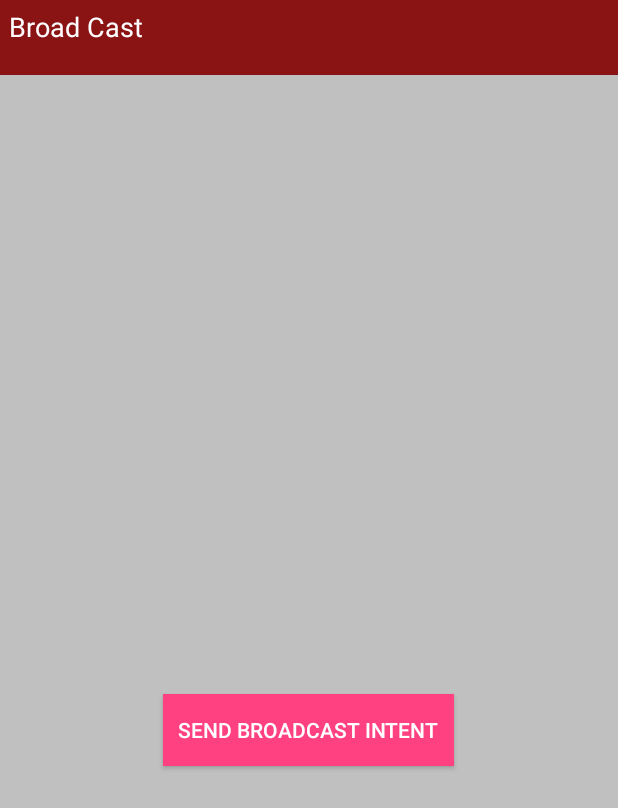
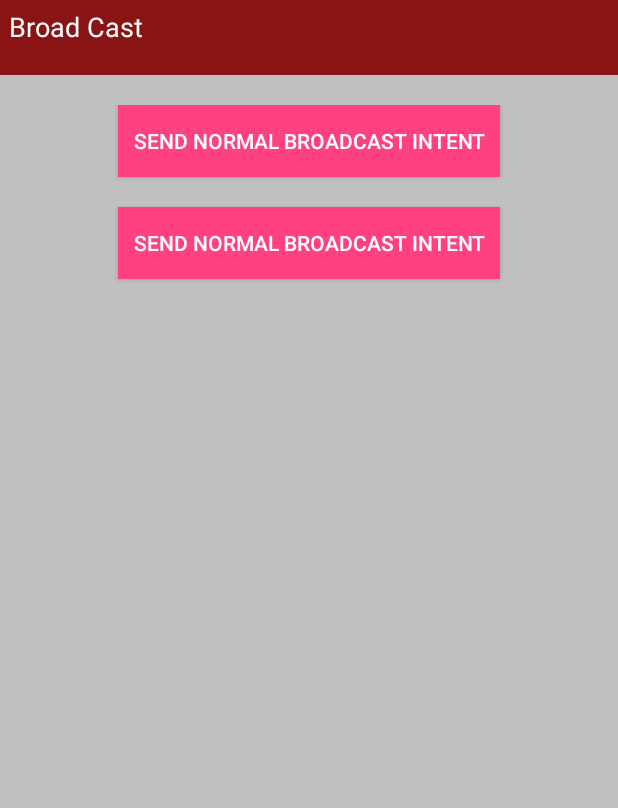
Before and after one commit to DeepakPawarDev/BroadCastSampleExample, an Android app: the screen it shows after launch (MainActivity), on a phone screen of 412 x 824 dp. Shown: the top 808 px of the screen. Run offline under Robolectric (Android 15) with nearby library versions, the phone set to English and light mode, and no system bars.

Commit message:
Edited By Deepak

```diff
--- a/app/src/main/AndroidManifest.xml
+++ b/app/src/main/AndroidManifest.xml
@@ -24,6 +24,11 @@
             </intent-filter>
 
         </receiver>
+
+
+        <activity android:name=".HomeActivity">
+
+        </activity>
     </application>
 
 </manifest>
--- a/app/src/main/java/samples/deepak/com/broadcastsampleexample/MainActivity.java
+++ b/app/src/main/java/samples/deepak/com/broadcastsampleexample/MainActivity.java
@@ -33,6 +33,17 @@ public class MainActivity extends Activity {
             }
         });
 
+        Button button2 = (Button) findViewById(R.id.button2);
 
+        button2.setOnClickListener(new View.OnClickListener() {
+            @Override
+            public void onClick(View view) {
+
+              Intent intent=new Intent(MainActivity.this,HomeActivity.class);
+                startActivity(intent);
+
+
+            }
+        });
     }
 }
--- a/app/src/main/res/layout/activity_main.xml
+++ b/app/src/main/res/layout/activity_main.xml
@@ -31,20 +31,36 @@
     <LinearLayout
         android:layout_width="match_parent"
         android:layout_height="match_parent"
-        android:layout_marginTop="100dp"
-        android:gravity="center"
+        android:layout_marginTop="20dp"
+        android:layout_gravity="center"
         android:orientation="vertical">
 
         <Button
 
             android:id="@+id/button"
+            android:layout_gravity="center"
             android:layout_width="wrap_content"
             android:layout_height="wrap_content"
             android:background="@color/colorAccent"
             android:padding="10dp"
-            android:text="Send BroadCast Intent"
+            android:text="Send Normal BroadCast Intent"
             android:textColor="#FFFFFF"
            />
+
+        <Button
+
+            android:id="@+id/button2"
+            android:layout_gravity="center"
+            android:layout_width="wrap_content"
+            android:layout_marginTop="20dp"
+            android:layout_height="wrap_content"
+            android:background="@color/colorAccent"
+            android:padding="10dp"
+            android:text="Send Normal BroadCast Intent"
+            android:textColor="#FFFFFF"
+            />
     </LinearLayout>
 
+
+
 </LinearLayout>
```
Also changed, not shown: app/src/main/res/drawable/home_fundtransfer.png (added), app/src/main/res/drawable/home_payment.png (added), app/src/main/res/drawable/home_utility.png (added), app/src/main/res/drawable/home_withdrawl.png (added).
